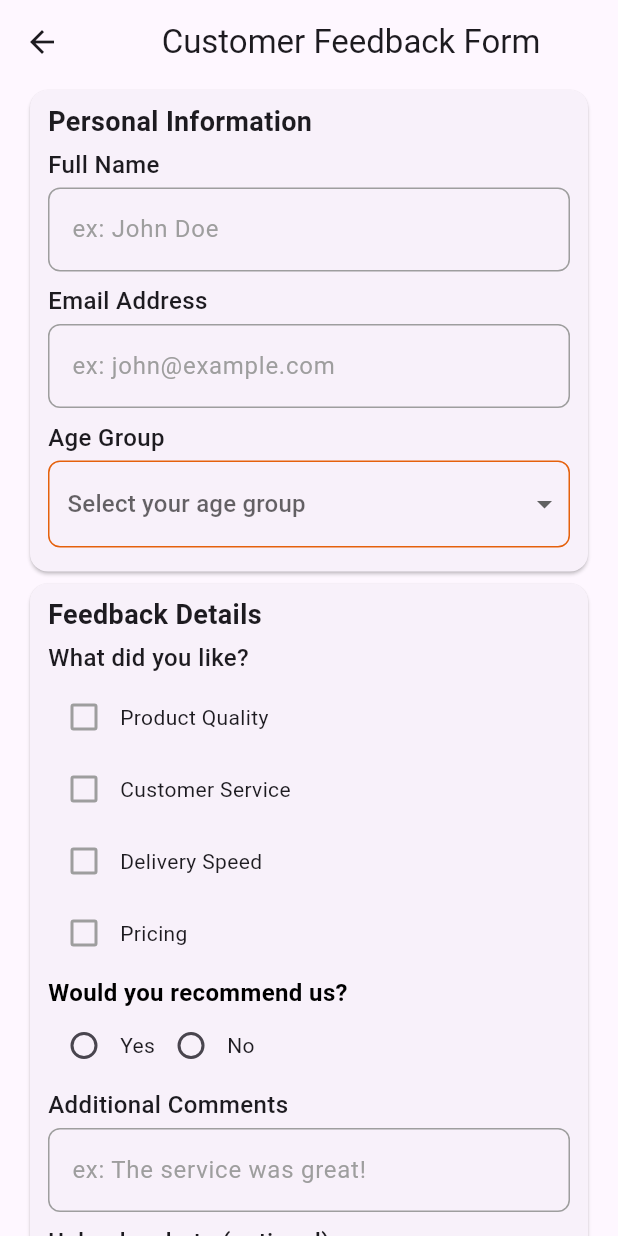
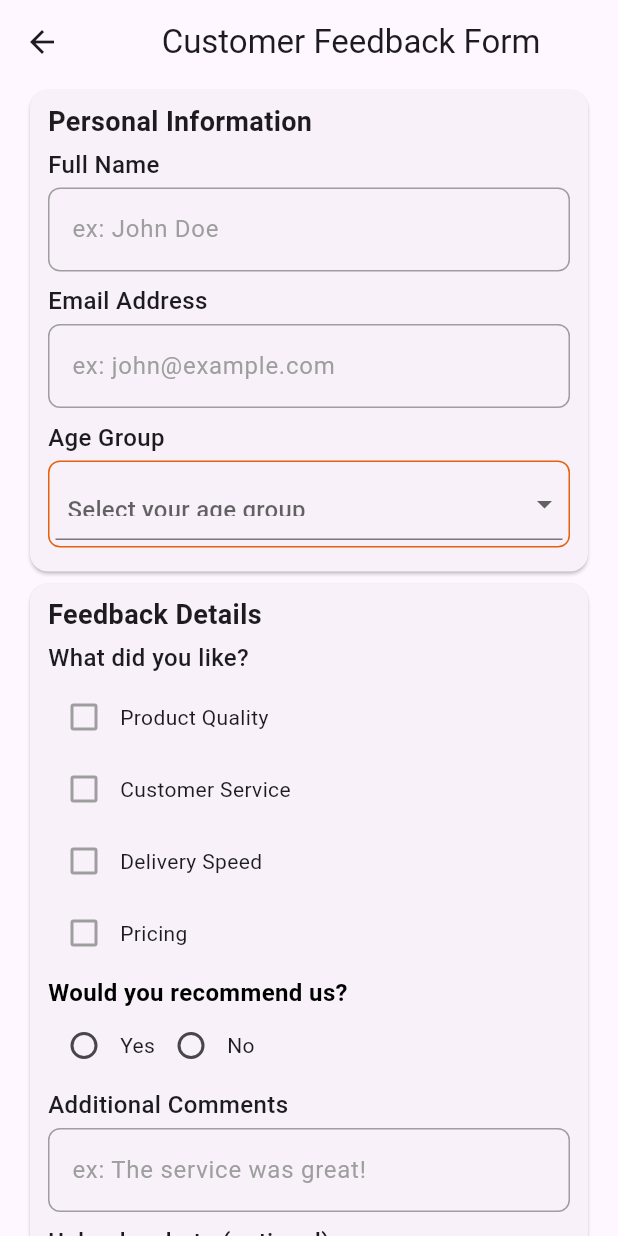
Before and after one commit to bayazidHossain2/dynamic_forms, a Flutter app: the screen it shows after launch, after a tap on an icon or button, on a phone screen of 412 x 824 dp. Run offline on Flutter 3.47's test engine with Material 3 defaults, Android fonts, the phone set to English and light mode, and no system bars; our stand-ins replace flutter_bloc, fpdart, get_it, image_picker.

Commit message:
Validator added on custom widgets

```diff
--- a/lib/features/form_list/presentation/pages/form_page.dart
+++ b/lib/features/form_list/presentation/pages/form_page.dart
@@ -1,4 +1,5 @@
 import 'package:dynamic_forms/features/form_list/domain/entities/dynamic_form.dart';
+import 'package:dynamic_forms/features/form_list/presentation/widgets/custom_button.dart';
 import 'package:dynamic_forms/features/form_list/presentation/widgets/custom_checkbox_list_widget.dart';
 import 'package:dynamic_forms/features/form_list/presentation/widgets/custom_dropdown_widget.dart';
 import 'package:dynamic_forms/features/form_list/presentation/widgets/custom_image_picker_widget.dart';
@@ -16,19 +17,31 @@ class FormPage extends StatefulWidget {
 }
 
 class _FormPageState extends State<FormPage> {
+  final formKey = GlobalKey<FormState>();
+
   @override
   Widget build(BuildContext context) {
     return Scaffold(
       appBar: AppBar(title: Center(child: Text(widget.dynamicForm.formName))),
-      body: Container(
+      body: SingleChildScrollView(
+        child: Container(
           padding: EdgeInsets.symmetric(horizontal: 16),
-        child: ListView.builder(
+          child: Form(
+            key: formKey,
+            child: Column(
+              children: [
+                ListView.builder(
+                  shrinkWrap: true,
+                  physics: NeverScrollableScrollPhysics(),
                   itemCount: widget.dynamicForm.sections.length,
                   itemBuilder: (context, index) {
                     final section = widget.dynamicForm.sections[index];
                     return Card(
                       child: Container(
-                padding: EdgeInsets.symmetric(horizontal: 12, vertical: 8),
+                        padding: EdgeInsets.symmetric(
+                          horizontal: 12,
+                          vertical: 8,
+                        ),
                         child: Column(
                           crossAxisAlignment: CrossAxisAlignment.start,
                           children: [
@@ -49,7 +62,8 @@ class _FormPageState extends State<FormPage> {
                                   return CustomTextFormFieldWithLabelWidget(
                                     properties: field.properties,
                                   );
-                        } else if (field.properties.type == 'dropDownList') {
+                                } else if (field.properties.type ==
+                                    'dropDownList') {
                                   return CustomDropdownWidget(
                                     properties: field.properties,
                                   );
@@ -57,11 +71,13 @@ class _FormPageState extends State<FormPage> {
                                   return CustomRadioButtonWidget(
                                     label: field.properties.label.toString(),
                                   );
-                        } else if (field.properties.type == 'checkBoxList') {
+                                } else if (field.properties.type ==
+                                    'checkBoxList') {
                                   return CustomCheckboxListWidget(
                                     fieldProperties: field.properties,
                                   );
-                        } else if (field.properties.type == 'imageView') {
+                                } else if (field.properties.type ==
+                                    'imageView') {
                                   return CustomImagePickerWidget(
                                     fieldProperties: field.properties,
                                   );
@@ -75,6 +91,22 @@ class _FormPageState extends State<FormPage> {
                     );
                   },
                 ),
+                const SizedBox(height: 16),
+                CustomButton(
+                  onPressed: () {
+                    if (formKey.currentState!.validate()) {
+                      print('--validator pass');
+                    } else {
+                      print('=---not pass');
+                    }
+                  },
+                  text: 'Submit',
+                ),
+                const SizedBox(height: 16),
+              ],
+            ),
+          ),
+        ),
       ),
     );
   }
--- a/lib/features/form_list/presentation/widgets/custom_button.dart
+++ b/lib/features/form_list/presentation/widgets/custom_button.dart
@@ -1,13 +1,13 @@
 import 'package:dynamic_forms/core/theme/app_pallete.dart';
 import 'package:flutter/material.dart';
 
-class MyButton extends StatelessWidget {
+class CustomButton extends StatelessWidget {
   final String text;
   final VoidCallback onPressed;
   final Color leftColor;
   final Color rightColor;
   final EdgeInsetsGeometry? padding;
-  const MyButton({
+  const CustomButton({
     super.key,
     required this.text,
     required this.onPressed,
--- a/lib/features/form_list/presentation/widgets/custom_dropdown_widget.dart
+++ b/lib/features/form_list/presentation/widgets/custom_dropdown_widget.dart
@@ -44,8 +44,10 @@ class _CustomDropdownWidgetState extends State<CustomDropdownWidget> {
               borderRadius: const BorderRadius.all(Radius.circular(8)),
             ),
             child: DropdownButtonHideUnderline(
-              child: DropdownButton<String>(
+              child: DropdownButtonFormField<String>(
                 isExpanded: true,
+                validator: (value) =>
+                    value == null ? "Please select an option" : null,
                 value: _selectedItem,
                 hint: widget.properties.hintText == null
                     ? null
--- a/lib/features/form_list/presentation/widgets/custom_radio_button_widget.dart
+++ b/lib/features/form_list/presentation/widgets/custom_radio_button_widget.dart
@@ -1,63 +1,62 @@
-import 'package:dynamic_forms/core/utils/data_type/number_controller.dart';
-import 'package:flutter/material.dart';
+import 'package:flutter/cupertino.dart';
+import 'package:flutter/material.dart' show Radio, Colors;
 
-class CustomRadioButtonWidget extends StatefulWidget {
-  final String label;
-  final bool? isColumn;
+class CustomRadioButtonWidget extends FormField<int> {
+  CustomRadioButtonWidget({
+    super.key,
+    required String label,
+    bool? isColumn,
+    FormFieldSetter<int>? onSaved,
+    int? initialValue,
+  }) : super(
+         validator: (value) {
+           if (value == null) {
+             return "Please select an option.";
+           }
+           return null;
+         },
+         onSaved: onSaved,
+         initialValue: initialValue,
+         builder: (FormFieldState<int> state) {
+           final options = {1: 'Yes', 2: 'No'};
 
-  const CustomRadioButtonWidget({
-    super.key,
-    required this.label,
-    this.isColumn,
-  });
-
-  @override
-  State<CustomRadioButtonWidget> createState() =>
-      _CustomRadioButtonWidgetState();
-}
-
-class _CustomRadioButtonWidgetState extends State<CustomRadioButtonWidget> {
-  final options = {1: 'Yes', 2: 'No'};
-  final controller = NumberController();
-
-  @override
-  Widget build(BuildContext context) {
-    return Column(
-      crossAxisAlignment: CrossAxisAlignment.start,
-      children: [
-        SmallTitle(title: widget.label),
-        (widget.isColumn == null || widget.isColumn == false)
-            ? Row(children: _getChildern())
-            : Column(children: _getChildern()),
-      ],
-    );
-  }
-
-  List<Widget> _getChildern() {
-    return options.entries.map((e) {
+           List<Widget> children = options.entries.map((entry) {
              return GestureDetector(
                onTap: () {
-          setState(() {
-            controller.value = e.key;
-          });
+                 state.didChange(entry.key);
                },
                child: Row(
                  children: [
-            Radio(
-              value: e.key,
-              groupValue: controller.value,
-              onChanged: (value) {
-                setState(() {
-                  controller.value = value ?? 0;
-                });
-              },
+                   Radio<int>(
+                     value: entry.key,
+                     groupValue: state.value,
+                     onChanged: (val) => state.didChange(val),
                    ),
-            Text(e.value),
+                   Text(entry.value),
                  ],
                ),
              );
            }).toList();
-  }
+
+           return Column(
+             crossAxisAlignment: CrossAxisAlignment.start,
+             children: [
+               SmallTitle(title: label),
+               (isColumn == true)
+                   ? Column(children: children)
+                   : Row(children: children),
+               if (state.hasError)
+                 Padding(
+                   padding: const EdgeInsets.only(top: 4.0),
+                   child: Text(
+                     state.errorText ?? '',
+                     style: TextStyle(color: Colors.red[700], fontSize: 12),
+                   ),
+                 ),
+             ],
+           );
+         },
+       );
 }
 
 class SmallTitle extends StatelessWidget {
```
Lines whose indentation alone changed are shown as unchanged.
